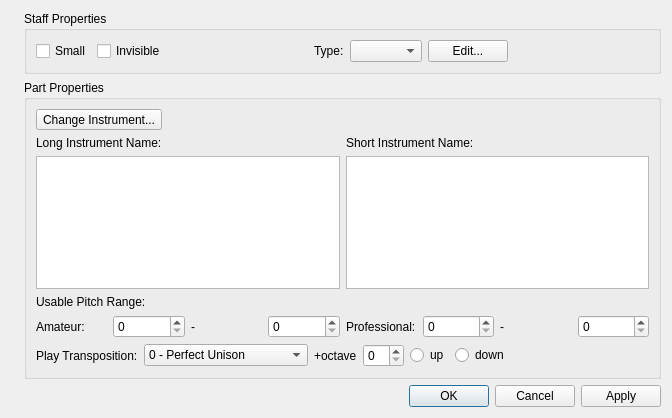
First picture: the form in mscore/mscore/editstaff.ui, repository musescore/musescore-old, before the edit.
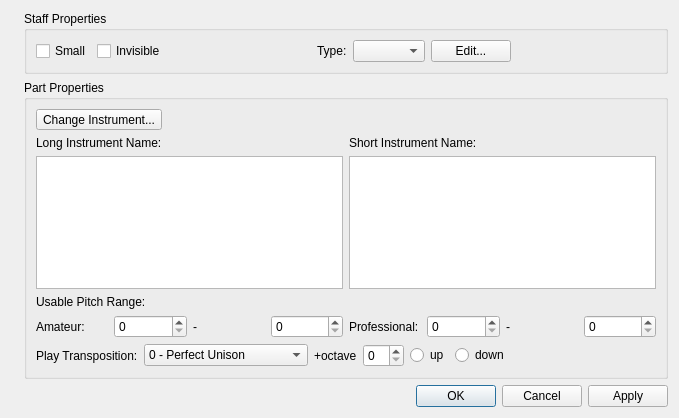
Second picture: the form after the edit. Icons and pictures are not drawn.

The edit to the form file:
```diff
--- a/mscore/mscore/editstaff.ui
+++ b/mscore/mscore/editstaff.ui
@@ -6,7 +6,7 @@
    <rect>
     <x>0</x>
     <y>0</y>
-    <width>672</width>
+    <width>679</width>
     <height>418</height>
    </rect>
   </property>
@@ -51,7 +51,7 @@
       <string>Staff Properties</string>
      </property>
      <property name="flat">
-      <bool>true</bool>
+      <bool>false</bool>
      </property>
      <layout class="QHBoxLayout" name="horizontalLayout">
       <item>
@@ -126,7 +126,7 @@
       <string>Part Properties</string>
      </property>
      <property name="flat">
-      <bool>true</bool>
+      <bool>false</bool>
      </property>
      <layout class="QVBoxLayout" name="verticalLayout">
       <item>
```
